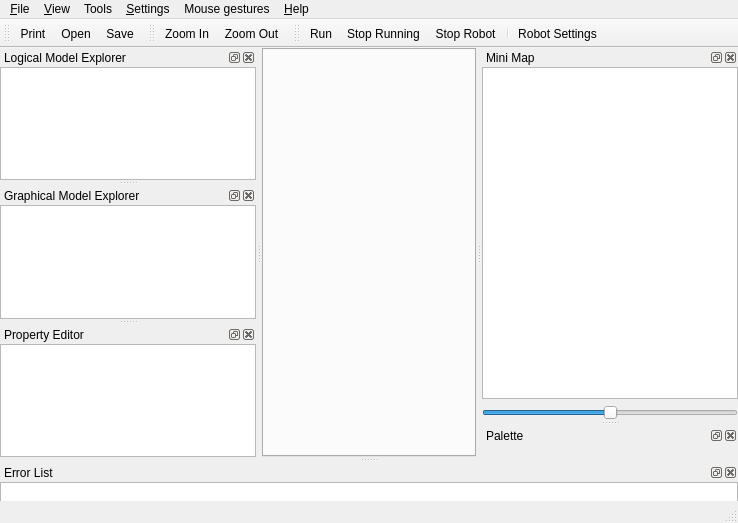
This is unreal/branches/robots/qrgui/mainwindow/mainwindow.ui in qreal/qreal as Qt 5 draws it before an edit. The edited form follows.
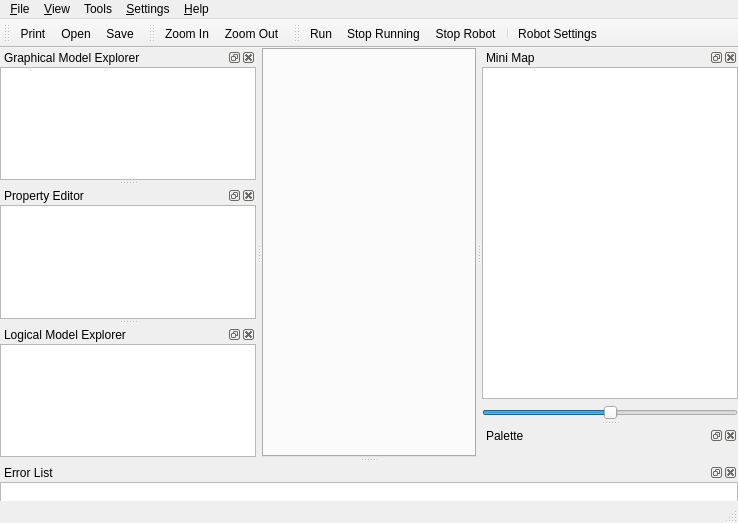
This is the edited form. Icons and pictures are not drawn. Custom widgets are drawn as their Qt base class.

Commit message: Some cosmetic changes (removed logical model explorer, for example), updated documentation.

Diff of the .ui file:
```diff
--- a/unreal/branches/robots/qrgui/mainwindow/mainwindow.ui
+++ b/unreal/branches/robots/qrgui/mainwindow/mainwindow.ui
@@ -82,12 +82,6 @@
     <addaction name="actionSwitch_on_grid"/>
     <addaction name="actionSwitch_on_alignment"/>
    </widget>
-   <widget class="QMenu" name="menuMouse_gestures">
-    <property name="title">
-     <string>Mouse gestures</string>
-    </property>
-    <addaction name="actionShow"/>
-   </widget>
    <widget class="QMenu" name="menuTools">
     <property name="title">
      <string>Tools</string>
@@ -101,7 +95,6 @@
    <addaction name="menu_View"/>
    <addaction name="menuTools"/>
    <addaction name="menuSettings"/>
-   <addaction name="menuMouse_gestures"/>
    <addaction name="menuHelp"/>
   </widget>
   <widget class="QStatusBar" name="statusbar"/>
@@ -194,43 +187,6 @@
    <addaction name="actionZoom_In"/>
    <addaction name="actionZoom_Out"/>
   </widget>
-  <widget class="QDockWidget" name="logicalModelDock">
-   <property name="features">
-    <set>QDockWidget::AllDockWidgetFeatures</set>
-   </property>
-   <property name="windowTitle">
-    <string>Logical Model Explorer</string>
-   </property>
-   <attribute name="dockWidgetArea">
-    <number>1</number>
-   </attribute>
-   <widget class="QWidget" name="logicalModelDockWidgetContents">
-    <layout class="QVBoxLayout" name="verticalLayout">
-     <item>
-      <widget class="QTreeView" name="logicalModelExplorer">
-       <property name="contextMenuPolicy">
-        <enum>Qt::ActionsContextMenu</enum>
-       </property>
-       <property name="acceptDrops">
-        <bool>true</bool>
-       </property>
-       <property name="dragEnabled">
-        <bool>false</bool>
-       </property>
-       <property name="dragDropOverwriteMode">
-        <bool>false</bool>
-       </property>
-       <property name="dragDropMode">
-        <enum>QAbstractItemView::DragDrop</enum>
-       </property>
-       <property name="defaultDropAction">
-        <enum>Qt::IgnoreAction</enum>
-       </property>
-      </widget>
-     </item>
-    </layout>
-   </widget>
-  </widget>
   <widget class="QDockWidget" name="errorDock">
    <property name="sizePolicy">
     <sizepolicy hsizetype="Preferred" vsizetype="MinimumExpanding">
@@ -347,6 +303,43 @@
    <addaction name="separator"/>
    <addaction name="actionRobot_Settings"/>
   </widget>
+  <widget class="QDockWidget" name="logicalModelDock">
+   <property name="features">
+    <set>QDockWidget::AllDockWidgetFeatures</set>
+   </property>
+   <property name="windowTitle">
+    <string>Logical Model Explorer</string>
+   </property>
+   <attribute name="dockWidgetArea">
+    <number>1</number>
+   </attribute>
+   <widget class="QWidget" name="logicalModelDockWidgetContents">
+    <layout class="QVBoxLayout" name="verticalLayout">
+     <item>
+      <widget class="QTreeView" name="logicalModelExplorer">
+       <property name="contextMenuPolicy">
+        <enum>Qt::ActionsContextMenu</enum>
+       </property>
+       <property name="acceptDrops">
+        <bool>true</bool>
+       </property>
+       <property name="dragEnabled">
+        <bool>false</bool>
+       </property>
+       <property name="dragDropOverwriteMode">
+        <bool>false</bool>
+       </property>
+       <property name="dragDropMode">
+        <enum>QAbstractItemView::DragDrop</enum>
+       </property>
+       <property name="defaultDropAction">
+        <enum>Qt::IgnoreAction</enum>
+       </property>
+      </widget>
+     </item>
+    </layout>
+   </widget>
+  </widget>
   <action name="actionQuit">
    <property name="checkable">
     <bool>false</bool>
```
Left out of the diff: 2 changed lines with no effect on the pictures. The commit also changes 7 other files.
